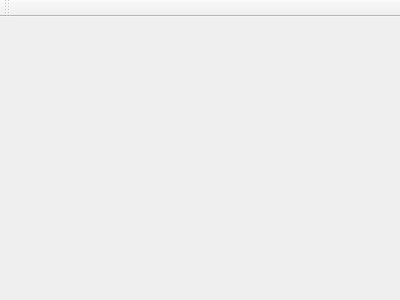
Before: the Qt Designer form mainwindow.ui in SheinH/CUNYCal, drawn with Qt 5.
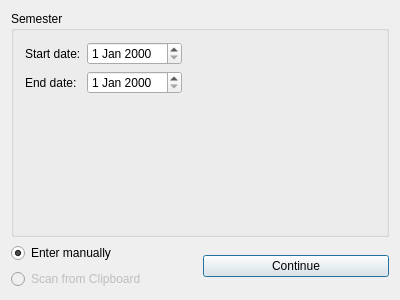
After: the same form once the commit is applied.

Commit message: Optimizations to ClassScanner

What changed in the file:
```diff
--- a/mainwindow.ui
+++ b/mainwindow.ui
@@ -13,7 +13,99 @@
   <property name="windowTitle">
    <string>MainWindow</string>
   </property>
-  <widget class="QWidget" name="centralWidget"/>
+  <widget class="QWidget" name="centralWidget">
+   <layout class="QVBoxLayout" name="verticalLayout">
+    <property name="sizeConstraint">
+     <enum>QLayout::SetDefaultConstraint</enum>
+    </property>
+    <item>
+     <widget class="QGroupBox" name="groupBox">
+      <property name="title">
+       <string>Semester</string>
+      </property>
+      <layout class="QFormLayout" name="formLayout">
+       <item row="0" column="0">
+        <widget class="QLabel" name="label">
+         <property name="text">
+          <string>Start date:</string>
+         </property>
+        </widget>
+       </item>
+       <item row="0" column="1">
+        <widget class="QDateEdit" name="dateEdit">
+         <property name="sizePolicy">
+          <sizepolicy hsizetype="Maximum" vsizetype="Fixed">
+           <horstretch>0</horstretch>
+           <verstretch>0</verstretch>
+          </sizepolicy>
+         </property>
+        </widget>
+       </item>
+       <item row="1" column="0">
+        <widget class="QLabel" name="label_2">
+         <property name="text">
+          <string>End date:</string>
+         </property>
+        </widget>
+       </item>
+       <item row="1" column="1">
+        <widget class="QDateEdit" name="dateEdit_2">
+         <property name="sizePolicy">
+          <sizepolicy hsizetype="Maximum" vsizetype="Fixed">
+           <horstretch>0</horstretch>
+           <verstretch>0</verstretch>
+          </sizepolicy>
+         </property>
+        </widget>
+       </item>
+      </layout>
+     </widget>
+    </item>
+    <item>
+     <layout class="QGridLayout" name="gridLayout">
+      <item row="0" column="1" rowspan="2">
+       <widget class="QPushButton" name="pushButton">
+        <property name="sizePolicy">
+         <sizepolicy hsizetype="Minimum" vsizetype="Fixed">
+          <horstretch>0</horstretch>
+          <verstretch>0</verstretch>
+         </sizepolicy>
+        </property>
+        <property name="text">
+         <string>Continue</string>
+        </property>
+        <property name="checkable">
+         <bool>false</bool>
+        </property>
+        <property name="default">
+         <bool>true</bool>
+        </property>
+       </widget>
+      </item>
+      <item row="0" column="0">
+       <widget class="QRadioButton" name="manualEntryButton">
+        <property name="text">
+         <string>Enter manually</string>
+        </property>
+        <property name="checked">
+         <bool>true</bool>
+        </property>
+       </widget>
+      </item>
+      <item row="1" column="0">
+       <widget class="QRadioButton" name="clipRadioButton">
+        <property name="enabled">
+         <bool>false</bool>
+        </property>
+        <property name="text">
+         <string>Scan from Clipboard</string>
+        </property>
+       </widget>
+      </item>
+     </layout>
+    </item>
+   </layout>
+  </widget>
   <widget class="QMenuBar" name="menuBar">
    <property name="geometry">
     <rect>
@@ -24,14 +116,6 @@
     </rect>
    </property>
   </widget>
-  <widget class="QToolBar" name="mainToolBar">
-   <attribute name="toolBarArea">
-    <enum>TopToolBarArea</enum>
-   </attribute>
-   <attribute name="toolBarBreak">
-    <bool>false</bool>
-   </attribute>
-  </widget>
  </widget>
  <layoutdefault spacing="6" margin="11"/>
  <resources/>
```
The commit also changes 7 other files.
